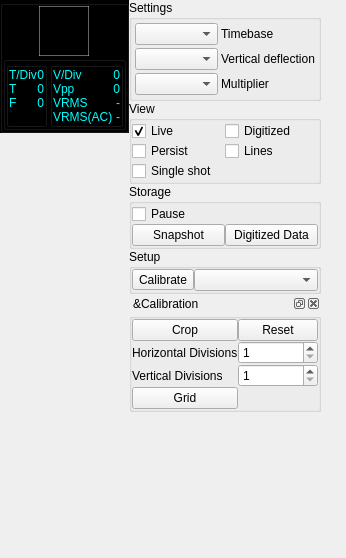
The window that Forms/Controls.ui (JosephEoff/D43) describes before a commit, drawn with Qt 5.
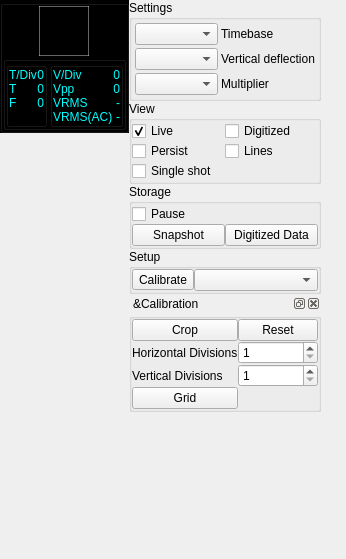
The same window after the commit. Custom widgets are drawn as their Qt base class.

Diff of the .ui file:
```diff
--- a/Forms/Controls.ui
+++ b/Forms/Controls.ui
@@ -7,7 +7,7 @@
     <x>0</x>
     <y>0</y>
     <width>346</width>
-    <height>558</height>
+    <height>559</height>
    </rect>
   </property>
   <property name="sizePolicy">
@@ -56,7 +56,7 @@
       <number>0</number>
      </property>
      <item row="0" column="2">
-      <layout class="QVBoxLayout" name="verticalLayout" stretch="1,1">
+      <layout class="QVBoxLayout" name="verticalLayout" stretch="1,0">
        <property name="spacing">
         <number>0</number>
        </property>
@@ -615,8 +615,8 @@
          </property>
          <property name="sizeHint" stdset="0">
           <size>
-           <width>20</width>
-           <height>40</height>
+           <width>10</width>
+           <height>0</height>
           </size>
          </property>
         </spacer>
@@ -624,7 +624,7 @@
       </layout>
      </item>
      <item row="0" column="3">
-      <layout class="QGridLayout" name="layoutControls" rowstretch="2,0,0,0,0,0">
+      <layout class="QGridLayout" name="layoutControls" rowstretch="0,0,0,0,0,0">
        <property name="sizeConstraint">
         <enum>QLayout::SetFixedSize</enum>
        </property>
@@ -1045,13 +1045,26 @@
          <property name="sizeHint" stdset="0">
           <size>
            <width>20</width>
-           <height>40</height>
+           <height>0</height>
           </size>
          </property>
         </spacer>
        </item>
       </layout>
      </item>
+     <item row="1" column="3">
+      <spacer name="verticalSpacer_2">
+       <property name="orientation">
+        <enum>Qt::Vertical</enum>
+       </property>
+       <property name="sizeHint" stdset="0">
+        <size>
+         <width>20</width>
+         <height>0</height>
+        </size>
+       </property>
+      </spacer>
+     </item>
     </layout>
    </item>
    <item row="0" column="2">
@@ -1067,22 +1080,6 @@
      </property>
     </spacer>
    </item>
-   <item row="1" column="1">
-    <spacer name="verticalSpacer_2">
-     <property name="orientation">
-      <enum>Qt::Vertical</enum>
-     </property>
-     <property name="sizeType">
-      <enum>QSizePolicy::Expanding</enum>
-     </property>
-     <property name="sizeHint" stdset="0">
-      <size>
-       <width>20</width>
-       <height>0</height>
-      </size>
-     </property>
-    </spacer>
-   </item>
   </layout>
  </widget>
  <customwidgets>
```
